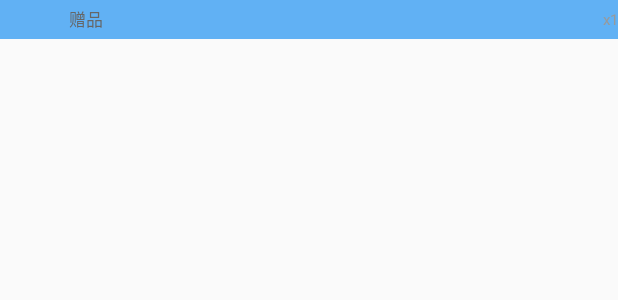
After one commit to leibing8912/JkShoppingCart, an Android app: the layout item_gifts.xml on its own in the app's theme, with its tools: preview values and no code run, on a phone screen of 412 x 824 dp. The commit adds this screen. Shown: the top 300 px of the screen. Run offline under Robolectric (Android 15) with nearby library versions, the phone set to English and light mode, and no system bars.

Commit message:
Update_单品赠品UI

```diff
--- a/app/src/main/res/layout/item_child_sku.xml
+++ b/app/src/main/res/layout/item_child_sku.xml
@@ -3,15 +3,15 @@
     android:layout_width="match_parent"
     android:layout_height="wrap_content"
     android:paddingRight="15dp"
-    android:orientation="vertical"
-    android:background="@color/color_white">
+    android:orientation="vertical">
     <!-- 单品 -->
     <LinearLayout
         android:layout_width="match_parent"
         android:layout_height="wrap_content"
         android:paddingLeft="15dp"
         android:paddingTop="10dp"
-        android:paddingBottom="6dp">
+        android:paddingBottom="6dp"
+        android:background="@color/color_white">
         <!-- 子选 -->
         <CheckBox
             android:id="@+id/cb_child_sku"
@@ -127,4 +127,10 @@
             </LinearLayout>
         </RelativeLayout>
     </LinearLayout>
+    <!-- 赠品容器 -->
+    <LinearLayout
+        android:id="@+id/ly_item_child_sku_gift"
+        android:layout_width="match_parent"
+        android:layout_height="wrap_content"
+        android:orientation="vertical"/>
 </LinearLayout>
--- /dev/null
+++ b/app/src/main/res/layout/item_gifts.xml
@@ -0,0 +1,35 @@
+<?xml version="1.0" encoding="utf-8"?>
+<RelativeLayout xmlns:android="http://schemas.android.com/apk/res/android"
+    android:layout_width="match_parent"
+    android:layout_height="26dp"
+    android:background="@color/text_color_blue"
+    android:paddingLeft="46dp">
+    <TextView
+        android:id="@+id/tv_gift"
+        android:layout_width="wrap_content"
+        android:layout_height="wrap_content"
+        android:textSize="11sp"
+        android:textColor="@color/text_color_black3"
+        android:layout_centerVertical="true"
+        android:layout_alignParentLeft="true"
+        android:text="赠品"/>
+    <!-- 赠品名称 -->
+    <TextView
+        android:id="@+id/tv_gift_name"
+        android:layout_width="wrap_content"
+        android:layout_height="wrap_content"
+        android:textSize="11sp"
+        android:textColor="@color/text_gray"
+        android:layout_toRightOf="@+id/tv_gift"
+        android:layout_marginLeft="10dp"/>
+    <!-- 赠品数量 -->
+    <TextView
+        android:id="@+id/tv_gift_count"
+        android:layout_width="wrap_content"
+        android:layout_height="wrap_content"
+        android:textSize="10sp"
+        android:textColor="@color/text_gray"
+        android:text="x1"
+        android:layout_centerVertical="true"
+        android:layout_alignParentRight="true"/>
+</RelativeLayout>
```
